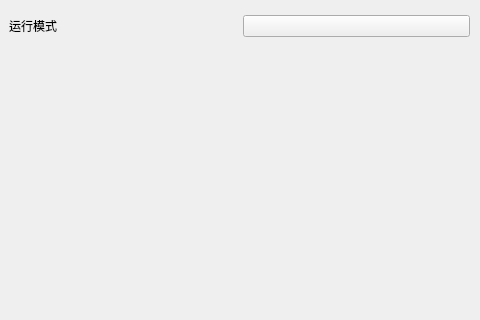
LaoZhuJackson/SnowbreakAutoAssistant, file app/ui/additional_features_interface.ui: the form before one commit; both pictures show x 0 to 480 and y 0 to 320 of the 721 by 675 pixel window.
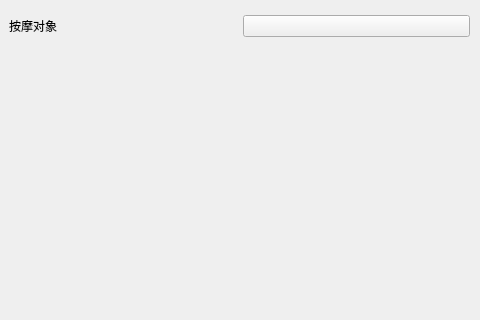
The form after the commit. Custom widgets are drawn as their Qt base class.

Commit message: 修复1920分辨率下嵌片使用问题，完成进入按摩

Diff of the .ui file:
```diff
--- a/app/ui/additional_features_interface.ui
+++ b/app/ui/additional_features_interface.ui
@@ -975,7 +975,7 @@
                             <item row="0" column="0">
                                 <widget class="BodyLabel" name="BodyLabel_30">
                                     <property name="text">
-                                        <string>运行模式</string>
+                                        <string>按摩对象</string>
                                     </property>
                                 </widget>
                             </item>
```
Left out of the diff: 2 changed lines with no effect on the pictures. The commit also changes 7 other files.
